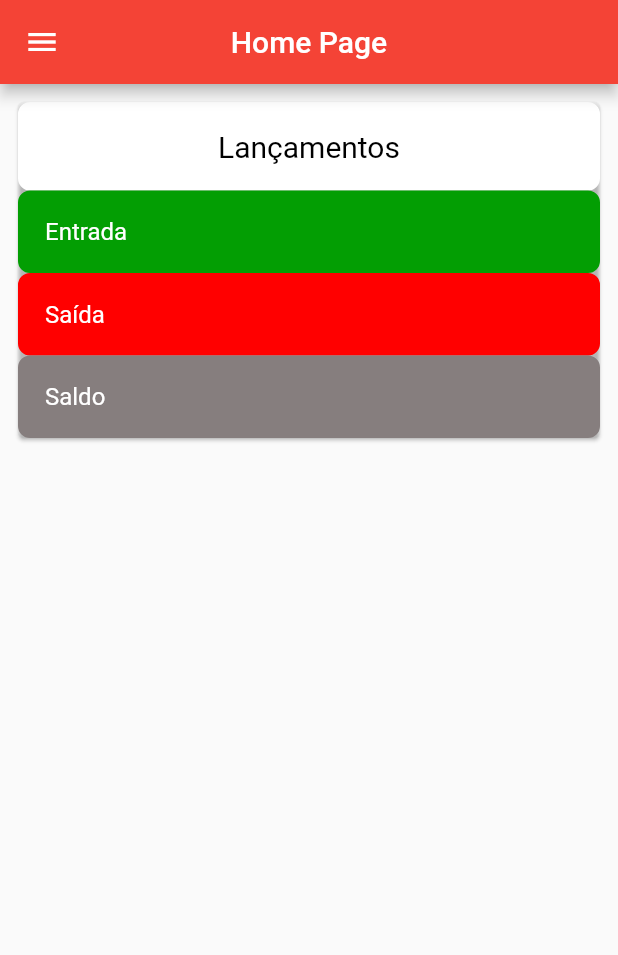
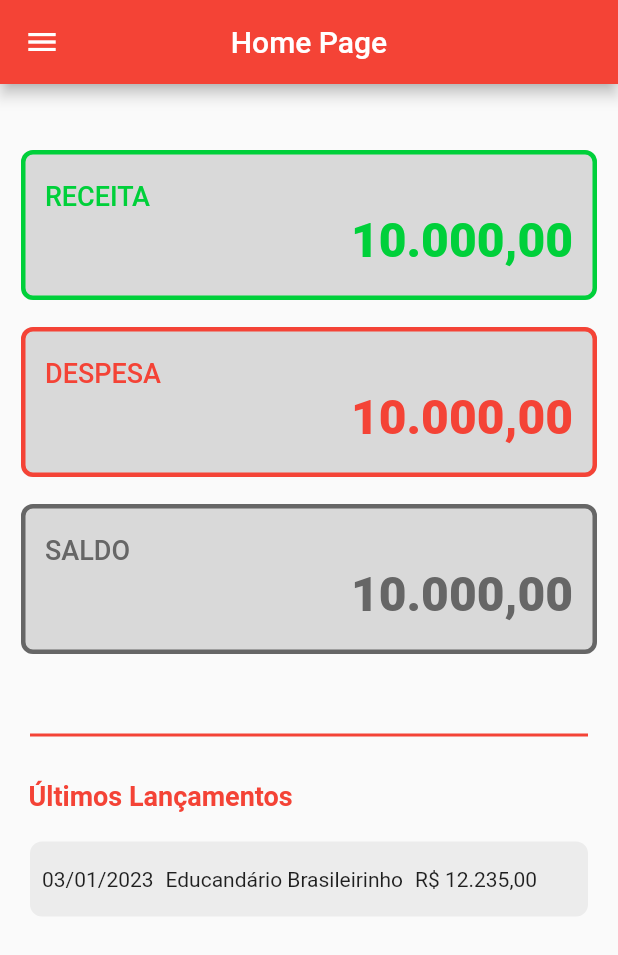
Before and after one commit to proz-tecnologia/PIT03GP04, a Flutter app: the HomePage screen opened by its route, on a phone screen of 412 x 824 dp. Shown: the top 955 px of the screen. Run offline on Flutter 3.47's test engine with Material 2 defaults, Android fonts, the phone set to English and light mode, and no system bars; our stand-ins replace animated_splash_screen, currency_text_input_formatter, flutter_mobx, flutter_slidable, lottie, mobx; missing offline and left inert: validatorless; generated files the repository leaves out were written again.

Commit message:
Criando os cards dos lançamentos

```diff
--- /dev/null
+++ b/lib/home/ui/component/card_values_home.dart
@@ -0,0 +1,153 @@
+import 'package:flutter/material.dart';
+
+class CardValuesHome extends StatelessWidget {
+  const CardValuesHome({super.key});
+
+  @override
+  Widget build(BuildContext context) {
+    return Column(
+      children: [
+        Card(
+          elevation: 0,
+          color: const Color.fromRGBO(217, 217, 217, 100),
+          shape: const RoundedRectangleBorder(
+            side: BorderSide(
+              color: Color.fromRGBO(0, 208, 58, 100),
+              width: 3.0,
+            ),
+            borderRadius: BorderRadius.all(Radius.circular(8)),
+          ),
+          child: InkWell(
+            // ? Debug de teste
+            onTap: () => (debugPrint('RECEITA')),
+            child: SizedBox(
+              width: 5000,
+              height: 100,
+              child: Column(
+                mainAxisSize: MainAxisSize.max,
+                children: const [
+                  ListTile(
+                    minVerticalPadding: 20,
+                    title: Text(
+                      "RECEITA",
+                      style: TextStyle(
+                        fontSize: 18,
+                        color: Color.fromRGBO(0, 208, 58, 100),
+                        fontWeight: FontWeight.w500,
+                      ),
+                    ),
+                    subtitle: Text(
+                      "10.000,00",
+                      style: TextStyle(
+                        fontSize: 32,
+                        color: Color.fromRGBO(0, 208, 58, 100),
+                        fontWeight: FontWeight.w900,
+                      ),
+                      textAlign: TextAlign.end,
+                    ),
+                  ),
+                ],
+              ),
+            ),
+          ),
+        ),
+        // ! Espaçamento entre um card e outro
+        const SizedBox(
+          height: 10,
+        ),
+        Card(
+          elevation: 0,
+          color: const Color.fromRGBO(217, 217, 217, 100),
+          shape: const RoundedRectangleBorder(
+            side: BorderSide(
+              color: Colors.red,
+              width: 3.0,
+            ),
+            borderRadius: BorderRadius.all(Radius.circular(8)),
+          ),
+          child: InkWell(
+            // ? Debug de teste
+            onTap: () => (debugPrint('DESPESA')),
+            child: SizedBox(
+              width: 5000,
+              height: 100,
+              child: Column(
+                mainAxisSize: MainAxisSize.max,
+                children: const [
+                  ListTile(
+                    minVerticalPadding: 20,
+                    title: Text(
+                      "DESPESA",
+                      style: TextStyle(
+                        fontSize: 18,
+                        color: Colors.red,
+                        fontWeight: FontWeight.w500,
+                      ),
+                    ),
+                    subtitle: Text(
+                      "10.000,00",
+                      style: TextStyle(
+                        fontSize: 32,
+                        color: Colors.red,
+                        fontWeight: FontWeight.w900,
+                      ),
+                      textAlign: TextAlign.end,
+                    ),
+                  ),
+                ],
+              ),
+            ),
+          ),
+        ),
+        // !Espaçamento entre um card e outro
+        const SizedBox(
+          height: 10,
+        ),
+        Card(
+          elevation: 0,
+          color: const Color.fromRGBO(217, 217, 217, 100),
+          shape: const RoundedRectangleBorder(
+            side: BorderSide(
+              color: Color.fromRGBO(102, 102, 102, 100),
+              width: 3.0,
+            ),
+            borderRadius: BorderRadius.all(Radius.circular(8)),
+          ),
+          child: InkWell(
+            // ? Debug de teste
+            onTap: () => (debugPrint('SALDO')),
+            child: SizedBox(
+              width: 5000,
+              height: 100,
+              child: Column(
+                mainAxisSize: MainAxisSize.max,
+                children: const [
+                  ListTile(
+                    minVerticalPadding: 20,
+                    title: Text(
+                      "SALDO",
+                      style: TextStyle(
+                        fontSize: 18,
+                        color: Color.fromRGBO(102, 102, 102, 100),
+                        fontWeight: FontWeight.w500,
+                      ),
+                    ),
+                    subtitle: Text(
+                      "10.000,00",
+                      style: TextStyle(
+                        fontSize: 32,
+                        color: Color.fromRGBO(102, 102, 102, 100),
+                        fontWeight: FontWeight.w900,
+                      ),
+                      textAlign: TextAlign.end,
+                    ),
+                  ),
+                ],
+              ),
+            ),
+          ),
+        ),
+      ],
+    );
+  }
+}
--- /dev/null
+++ b/lib/home/ui/component/cards_values_releases.dart
@@ -0,0 +1,53 @@
+import 'package:flutter/material.dart';
+
+class CardValuesReleases extends StatelessWidget {
+  const CardValuesReleases({super.key});
+
+  @override
+  Widget build(BuildContext context) {
+    return Container(
+      margin: const EdgeInsets.only(left: 10.0, right: 10.0),
+      decoration: BoxDecoration(
+        color: const Color.fromRGBO(236, 236, 236, 100),
+        borderRadius: BorderRadius.circular(8),
+      ),
+      width: 400,
+      height: 50,
+      child: Padding(
+        padding: const EdgeInsets.all(8.0),
+        child: Row(
+          children: [
+            Column(
+              mainAxisAlignment: MainAxisAlignment.center,
+              children: const [
+                Text(
+                  "03/01/2023",
+                ),
+              ],
+            ),
+            Column(
+              mainAxisAlignment: MainAxisAlignment.center,
+              children: const [
+                Align(
+                  widthFactor: 1.1,
+                  child: Text(
+                    "Educandário Brasileirinho",
+                  ),
+                ),
+              ],
+            ),
+            Column(
+              mainAxisAlignment: MainAxisAlignment.spaceEvenly,
+              children: const [
+                Align(
+                  widthFactor: 1,
+                  child: Text("R\$ 12.235,00"),
+                ),
+              ],
+            ),
+          ],
+        ),
+      ),
+    );
+  }
+}
--- a/lib/home/ui/pages/home_page.dart
+++ b/lib/home/ui/pages/home_page.dart
@@ -1,10 +1,10 @@
 import 'package:flutter/material.dart';
 import 'package:four_finance_app/controller/transaction.controller.dart';
-import 'package:four_finance_app/src/models/transaction.model.dart';
-import 'package:four_finance_app/widget/card.pattern.widget.dart';
+import 'package:four_finance_app/home/ui/component/card_values_home.dart';
 import 'package:four_finance_app/login/ui/component/drawer_page.dart';
-import 'package:four_finance_app/widget/item.transaction.dart';
 import 'package:provider/provider.dart';
+
+import '../component/cards_values_releases.dart';
 
 class HomePage extends StatefulWidget {
   const HomePage({super.key});
@@ -43,104 +43,48 @@ class _HomePageState extends State<HomePage> {
       ),
       drawer: const DrawerView(),
       body: Padding(
-        padding: const EdgeInsets.all(8.0),
+        padding: const EdgeInsets.symmetric(vertical: 40.0, horizontal: 10.0),
         child: Consumer<TransactionController>(
           builder: (context, transactionController, child) =>
               SingleChildScrollView(
-            child: Card(
-              borderOnForeground: true,
-              color: Colors.transparent,
-              // shape: const RoundedRectangleBorder(
-              //   side: BorderSide(
-              //     color: Colors.black26,
-              //     width: 2.0,
-              //   ),
-              // ),
-              child: InkWell(
-                onTap: () => {debugPrint('Teste')},
             child: Column(
-                  crossAxisAlignment: CrossAxisAlignment.stretch,
-                  mainAxisSize: MainAxisSize.max,
-                  children: [
-                    Container(
-                      decoration: BoxDecoration(
-                        borderRadius: BorderRadius.circular(8),
-                        color: const Color.fromRGBO(255, 255, 255, 1),
-                        border: Border.all(
-                          width: 18.0,
-                          color: const Color.fromRGBO(255, 255, 255, 1),
+              crossAxisAlignment: CrossAxisAlignment.start,
+              children: const [
+                CardValuesHome(),
+                // ! Espaço entre os cards e a linha abaixo
+                SizedBox(
+                  height: 30,
                 ),
+                // ! Linha que dividi as informações da Home.
+                Divider(
+                  height: 40,
+                  thickness: 2,
+                  indent: 10,
+                  endIndent: 10,
+                  color: Colors.red,
                 ),
-                      child: const Text(
-                        "Lançamentos",
-                        textAlign: TextAlign.center,
+                // ! Espaço entre a linha abaixo e os lançamentos
+                SizedBox(
+                  height: 10,
+                ),
+                Padding(
+                  padding: EdgeInsets.only(left: 9.0),
+                  child: Text(
+                    "Últimos Lançamentos",
                     style: TextStyle(
-                          fontSize: 20,
-                          fontWeight: FontWeight.w400,
-                          color: Colors.black,
+                      fontSize: 18,
+                      color: Colors.red,
+                      fontWeight: FontWeight.w600,
                     ),
                   ),
                 ),
-                    Container(
-                      decoration: BoxDecoration(
-                        borderRadius: BorderRadius.circular(8),
-                        color: const Color.fromARGB(255, 3, 158, 3),
-                        border: Border.all(
-                          width: 18.0,
-                          color: const Color.fromARGB(255, 3, 158, 3),
+                // ! Espaço entre a linha abaixo e os lançamentos
+                SizedBox(
+                  height: 20,
                 ),
-                      ),
-                      child: const Text(
-                        "Entrada",
-                        textAlign: TextAlign.left,
-                        style: TextStyle(
-                          fontSize: 16,
-                          fontWeight: FontWeight.w400,
-                          color: Colors.white,
-                        ),
-                      ),
-                    ),
-                    Container(
-                      decoration: BoxDecoration(
-                        borderRadius: BorderRadius.circular(8),
-                        color: const Color.fromRGBO(255, 0, 0, 1),
-                        border: Border.all(
-                          width: 18.0,
-                          color: const Color.fromRGBO(255, 0, 0, 1),
-                        ),
-                      ),
-                      child: const Text(
-                        "Saída",
-                        textAlign: TextAlign.left,
-                        style: TextStyle(
-                          fontSize: 16,
-                          fontWeight: FontWeight.w400,
-                          color: Colors.white,
-                        ),
-                      ),
-                    ),
-                    Container(
-                      decoration: BoxDecoration(
-                        borderRadius: BorderRadius.circular(8),
-                        color: const Color.fromARGB(255, 134, 126, 126),
-                        border: Border.all(
-                          width: 18.0,
-                          color: const Color.fromARGB(255, 134, 126, 126),
-                        ),
-                      ),
-                      child: const Text(
-                        "Saldo",
-                        textAlign: TextAlign.left,
-                        style: TextStyle(
-                          fontSize: 16,
-                          fontWeight: FontWeight.w400,
-                          color: Colors.white,
-                        ),
-                      ),
-                    ),
+                // ? Chamando a tela de cards com lançamento
+                CardValuesReleases(),
               ],
-                ),
-              ),
             ),
           ),
         ),
--- /dev/null
+++ b/lib/home/ui/pages/home_page_criado_por_mim.dart
@@ -0,0 +1,147 @@
+import 'package:flutter/material.dart';
+import 'package:four_finance_app/controller/transaction.controller.dart';
+import 'package:four_finance_app/login/ui/component/drawer_page.dart';
+import 'package:provider/provider.dart';
+
+class HomePage extends StatefulWidget {
+  const HomePage({super.key});
+
+  @override
+  State<HomePage> createState() => _HomePageState();
+}
+
+class _HomePageState extends State<HomePage> {
+  int indexGrafico = 0;
+  //Instanciamos a HOME CONTROLLER
+
+  Map<String, double> listaValores = {
+    'Alimentação': 667.89,
+    'Transporte': 550.76,
+    'Diversão': 238.99,
+    'Educação': 235.99,
+    'Saúde': 980.55
+  };
+
+  List<Color> listaCores = [
+    const Color(0xffD95AF3),
+    const Color(0xff3EE094),
+    const Color(0xff3398F6),
+    const Color(0xffFA4A42),
+    const Color(0xffFE9539)
+  ];
+
+  @override
+  Widget build(BuildContext context) {
+    return Scaffold(
+      appBar: AppBar(
+        backgroundColor: Colors.red,
+        title: const Text('Home Page'),
+        centerTitle: true,
+      ),
+      drawer: const DrawerView(),
+      body: Padding(
+        padding: const EdgeInsets.all(8.0),
+        child: Consumer<TransactionController>(
+          builder: (context, transactionController, child) =>
+              SingleChildScrollView(
+            child: Card(
+              borderOnForeground: true,
+              color: Colors.transparent,
+              // shape: const RoundedRectangleBorder(
+              //   side: BorderSide(
+              //     color: Colors.black26,
+              //     width: 2.0,
+              //   ),
+              // ),
+              child: InkWell(
+                onTap: () => {debugPrint('Teste')},
+                child: Column(
+                  crossAxisAlignment: CrossAxisAlignment.stretch,
+                  mainAxisSize: MainAxisSize.max,
+                  children: [
+                    Container(
+                      decoration: BoxDecoration(
+                        borderRadius: BorderRadius.circular(8),
+                        color: const Color.fromRGBO(255, 255, 255, 1),
+                        border: Border.all(
+                          width: 18.0,
+                          color: const Color.fromRGBO(255, 255, 255, 1),
+                        ),
+                      ),
+                      child: const Text(
+                        "Lançamentos",
+                        textAlign: TextAlign.center,
+                        style: TextStyle(
+                          fontSize: 20,
+                          fontWeight: FontWeight.w400,
+                          color: Colors.black,
+                        ),
+                      ),
+                    ),
+                    Container(
+                      decoration: BoxDecoration(
+                        borderRadius: BorderRadius.circular(8),
+                        color: const Color.fromARGB(255, 3, 158, 3),
+                        border: Border.all(
+                          width: 18.0,
+                          color: const Color.fromARGB(255, 3, 158, 3),
+                        ),
+                      ),
+                      child: const Text(
+                        "Entrada",
+                        textAlign: TextAlign.left,
+                        style: TextStyle(
+                          fontSize: 16,
+                          fontWeight: FontWeight.w400,
+                          color: Colors.white,
+                        ),
+                      ),
+                    ),
+                    Container(
+                      decoration: BoxDecoration(
+                        borderRadius: BorderRadius.circular(8),
+                        color: const Color.fromRGBO(255, 0, 0, 1),
+                        border: Border.all(
+                          width: 18.0,
+                          color: const Color.fromRGBO(255, 0, 0, 1),
+                        ),
+                      ),
+                      child: const Text(
+                        "Saída",
+                        textAlign: TextAlign.left,
+                        style: TextStyle(
+                          fontSize: 16,
+                          fontWeight: FontWeight.w400,
+                          color: Colors.white,
+                        ),
+                      ),
+                    ),
+                    Container(
+                      decoration: BoxDecoration(
+                        borderRadius: BorderRadius.circular(8),
+                        color: const Color.fromARGB(255, 134, 126, 126),
+                        border: Border.all(
+                          width: 18.0,
+                          color: const Color.fromARGB(255, 134, 126, 126),
+                        ),
+                      ),
+                      child: const Text(
+                        "Saldo",
+                        textAlign: TextAlign.left,
+                        style: TextStyle(
+                          fontSize: 16,
+                          fontWeight: FontWeight.w400,
+                          color: Colors.white,
+                        ),
+                      ),
+                    ),
+                  ],
+                ),
+              ),
+            ),
+          ),
+        ),
+      ),
+    );
+  }
+}
```
Lines whose indentation alone changed are shown as unchanged.
